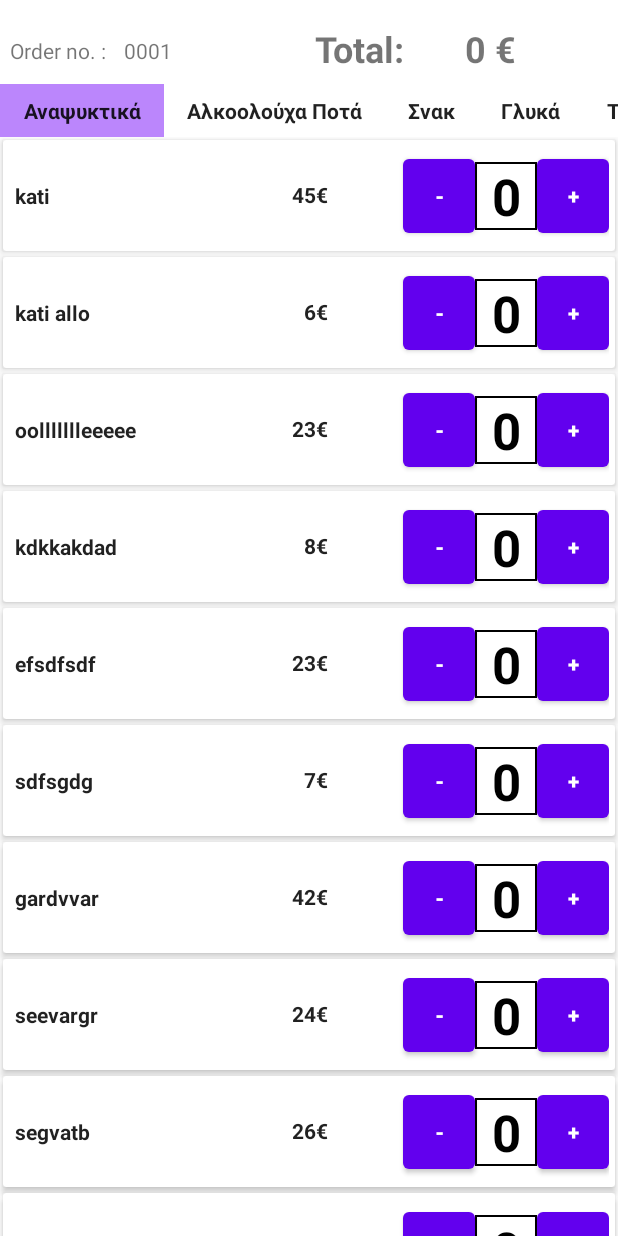
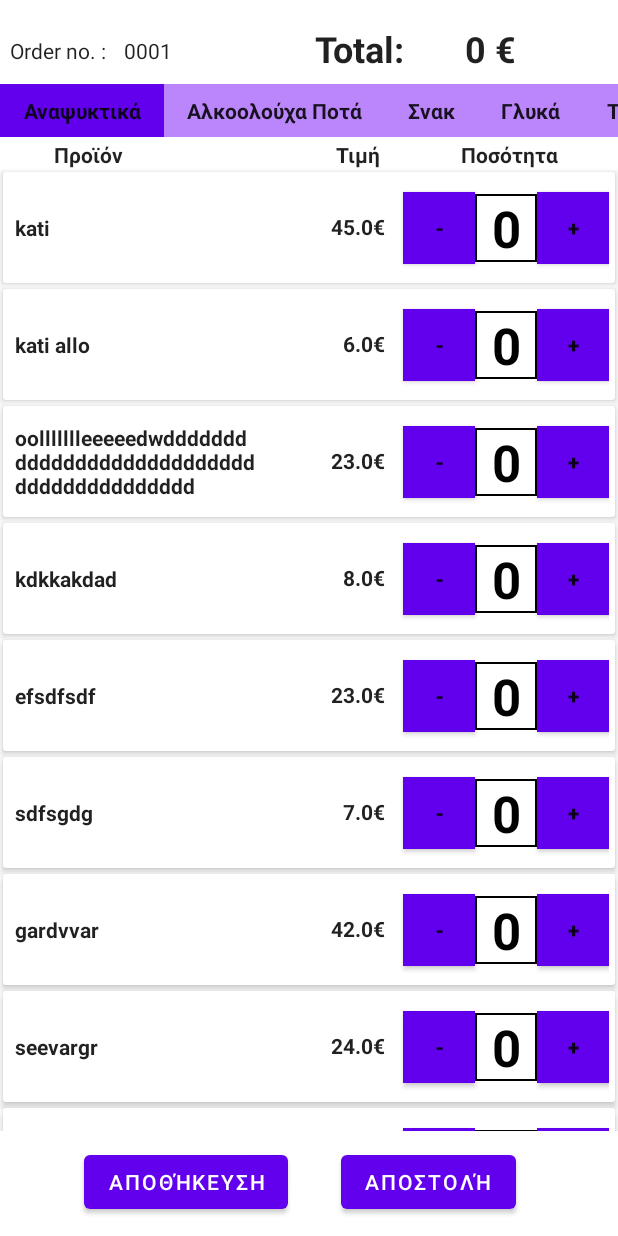
Before and after one commit to Mekanik4/ReStock, an Android app: the CreateOrder screen opened directly, with no data from a screen before it, on a phone screen of 412 x 824 dp. Run offline under Robolectric (Android 15) with nearby library versions, the light colour scheme and no system bars.

Commit message:
order layout finished

```diff
--- a/app/src/main/java/com/example/restock/CreateOrder.java
+++ b/app/src/main/java/com/example/restock/CreateOrder.java
@@ -4,14 +4,18 @@ import androidx.appcompat.app.AppCompatActivity;
 import androidx.recyclerview.widget.LinearLayoutManager;
 import androidx.recyclerview.widget.RecyclerView;
 
+import android.app.AlertDialog;
+import android.content.DialogInterface;
 import android.content.Intent;
 import android.os.Bundle;
+import android.util.Log;
 import android.view.View;
 import android.widget.Button;
 import android.widget.TextView;
 
 import com.example.restock.RecycleView.CategoriesRecyclerAdapter;
 import com.example.restock.RecycleView.ItemsRecyclerAdapter;
+import com.example.restock.objects.Item;
 
 public class CreateOrder extends AppCompatActivity {
 
@@ -20,10 +24,20 @@ public class CreateOrder extends AppCompatActivity {
     RecyclerView.Adapter<CategoriesRecyclerAdapter.ViewHolder> categoriesAdapter;
     RecyclerView itemsRecyclerView;
     LinearLayoutManager itemsLayoutManager;
-    RecyclerView.Adapter<ItemsRecyclerAdapter.ViewHolder> itemsAdapter1;
-    RecyclerView.Adapter<ItemsRecyclerAdapter.ViewHolder> itemsAdapter2;
+    RecyclerView.Adapter<ItemsRecyclerAdapter.ViewHolder> itemsAdapter;
+
+    Button save;
+    Button send;
     TextView total;
+    double totalPrice = 0;
+    int[] quantities1;
+    int[] quantities2;
     private int selectedCategory = 0;
+    String[] items1;
+    String[] prices1;
+    String[] items2;
+    String[] prices2;
+    Item[][] items;
 
     @Override
     protected void onCreate(Bundle savedInstanceState) {
@@ -48,27 +62,95 @@ public class CreateOrder extends AppCompatActivity {
         //Set the layout of the items in the RecyclerView
         itemsLayoutManager = new LinearLayoutManager(this);
         itemsRecyclerView.setLayoutManager(itemsLayoutManager);
+        items1 = new String[]{"kati", "kati allo", "oollllllleeeeedwdddddddddddddddddddddddddddddddddddddddddd", "kdkkakdad", "efsdfsdf", "sdfsgdg", "gardvvar", "seevargr", "segvatb", "nikos"};
+        prices1 = new String[]{"45", "6", "23", "8", "23", "7", "42", "24", "26", "21"};
+        items2 = new String[]{"nikos", "giorgos", "mpougias"};
+        prices2 = new String[]{"24.5", "26.7", "21"};
 
-        String[] items1 = {"kati", "kati allo", "oollllllleeeee", "kdkkakdad", "efsdfsdf", "sdfsgdg", "gardvvar", "seevargr", "segvatb", "nikos"};
-        String[] prices1 = {"45", "6", "23", "8", "23", "7", "42", "24", "26", "21"};
+        quantities1 = new int[items1.length];
 
-        String[] items2 = {"nikos", "giorgos", "mpougias"};
-        String[] prices2 = {"24", "26", "21"};
+        quantities2 = new int[items2.length];
 
-        itemsAdapter1 = new ItemsRecyclerAdapter(items1, prices1, this);
-        itemsAdapter2 = new ItemsRecyclerAdapter(items2, prices2, this);
-        itemsRecyclerView.setAdapter(itemsAdapter1);
+        items = new Item[2][];
+        items[0] = new Item[items1.length];
+        items[1] = new Item[items2.length];
+        for(int i=0; i<items1.length; i++){
+            items[0][i] = new Item();
+            items[0][i].setName(items1[i]);
+            items[0][i].setPrice(Double.parseDouble(prices1[i]));
+            items[0][i].setQuantity(quantities1[i]);
+        }
+        for(int i=0; i<items2.length; i++){
+            items[1][i] = new Item();
+            items[1][i].setName(items2[i]);
+            items[1][i].setPrice(Double.parseDouble(prices2[i]));
+            items[1][i].setQuantity(quantities2[i]);
+        }
+
+        Log.d("array",String.valueOf(items[1].length));
         setSelectedCategory(0);
+
         total = findViewById(R.id.totalPrice);
+        save = findViewById(R.id.save_order);
+        send = findViewById(R.id.send_order);
+
+        save.setOnClickListener(new View.OnClickListener() {
+            @Override
+            public void onClick(View view) {
+
+            }
+        });
+
+        send.setOnClickListener(new View.OnClickListener() {
+            @Override
+            public void onClick(View view) {
+
+            }
+        });
 
     }
 
-    public void setTotal(int total){
-        this.total.setText(String.valueOf(total));
+    public void setTotal(double total){
+        this.totalPrice = total;
+        this.total.setText(String.valueOf(totalPrice).concat("\u20ac"));
     }
 
     public void setSelectedCategory(int c){
-
+        itemsAdapter = new ItemsRecyclerAdapter(items, c, totalPrice, this);
+        itemsRecyclerView.setAdapter(itemsAdapter);
     }
 
+    public void setQuantity(int q, int category, int position){
+        items[category][position].setQuantity(q);
+    }
+
+    @Override
+    public void onBackPressed() {
+        AlertDialog.Builder builder = new AlertDialog.Builder(CreateOrder.this);
+
+        // Set the message show for the Alert time
+        builder.setMessage("If you exit, all progress will be lost\nDo you want to exit ?");
+
+        // Set Alert Title
+        builder.setTitle("Warning!");
+        builder.setCancelable(false);
+        builder.setPositiveButton("Yes", new DialogInterface.OnClickListener() {
+                            @Override
+                            public void onClick(DialogInterface dialog, int which){
+                                CreateOrder.super.onBackPressed();
+                            }
+                        });
+        builder.setNegativeButton("No", new DialogInterface.OnClickListener() {
+                            @Override
+                            public void onClick(DialogInterface dialog, int which){
+                                // If user click no
+                                // then dialog box is canceled.
+                                dialog.cancel();
+                            }
+                        });
+        // Create the Alert dialog
+        AlertDialog alertDialog = builder.create();
+        // Show the Alert Dialog box
+        alertDialog.show();
+    }
 }
--- a/app/src/main/java/com/example/restock/RecycleView/ItemsRecyclerAdapter.java
+++ b/app/src/main/java/com/example/restock/RecycleView/ItemsRecyclerAdapter.java
@@ -2,6 +2,7 @@ package com.example.restock.RecycleView;
 
 import android.annotation.SuppressLint;
 import android.content.Context;
+import android.util.Log;
 import android.view.LayoutInflater;
 import android.view.View;
 import android.view.ViewGroup;
@@ -14,19 +15,23 @@ import androidx.recyclerview.widget.RecyclerView;
 import com.example.restock.CreateOrder;
 import com.example.restock.R;
 import com.google.android.material.snackbar.Snackbar;
+import com.example.restock.objects.Item;
 
 public class ItemsRecyclerAdapter extends RecyclerView.Adapter<ItemsRecyclerAdapter.ViewHolder> {
-    //Variables storing data to display for this example
-    private String[] items;
-    private String[] prices;
-    public int total = 0;
+
+    Item[][] items;
+    public double total;
+    public int category;
     private final Context mContext;
+    int listLenght;
 
     // Constructor
-    public ItemsRecyclerAdapter(String[] nameList, String[] priceList, Context context){
-        this.items = nameList;
-        this.prices = priceList;
+    public ItemsRecyclerAdapter(Item[][] items, int category, double total, Context context){
+        this.items = items;
+        this.total = total;
+        this.category = category;
         this.mContext = context;
+        this.listLenght = items[category].length;
     }
 
     //Class that holds the items to be displayed (Views in card_layout)
@@ -46,7 +51,7 @@ public class ItemsRecyclerAdapter extends RecyclerView.Adapter<ItemsRecyclerAdap
             remove = itemView.findViewById(R.id.remove);
             add = itemView.findViewById(R.id.add);
             quantity = itemView.findViewById(R.id.quantity);
-
+            Log.d("total", String.valueOf(total));
             add.setOnClickListener(new View.OnClickListener() {
 
                 @Override
@@ -55,9 +60,12 @@ public class ItemsRecyclerAdapter extends RecyclerView.Adapter<ItemsRecyclerAdap
                     quant += 1;
                     quantity.setText(String.valueOf(quant));
                     int position = getAdapterPosition();
-                    total += Integer.parseInt(prices[position]);
+                    items[category][position].setQuantity(quant);
+                    total += items[category][position].getPrice();
+
                     if (mContext instanceof CreateOrder) {
                         ((CreateOrder)mContext).setTotal(total);
+                        ((CreateOrder)mContext).setQuantity(items[category][position].getQuantity(),category,position);
                     }
 
                 }
@@ -71,21 +79,20 @@ public class ItemsRecyclerAdapter extends RecyclerView.Adapter<ItemsRecyclerAdap
                         quant -= 1;
                         quantity.setText(String.valueOf(quant));
                         int position = getAdapterPosition();
-                        total -= Integer.parseInt(prices[position]);
+                        items[category][position].setQuantity(quant);
+                        total -= items[category][position].getPrice();
                         if (mContext instanceof CreateOrder) {
                             ((CreateOrder)mContext).setTotal(total);
+                            ((CreateOrder)mContext).setQuantity(items[category][position].getQuantity(),category,position);
                         }
                     }
                 }
             });
-            itemView.setOnClickListener(new View.OnClickListener() {
-                @Override public void onClick(View v) {
-                    int position = getAdapterPosition();
-
-                    Snackbar.make(v, "Click detected on item " + position,
-                            Snackbar.LENGTH_LONG).show();
-                }
-            });
+//            itemView.setOnClickListener(new View.OnClickListener() {
+//                @Override public void onClick(View v) {
+//                    int position = getAdapterPosition();
+//                }
+//            });
         }
     }
 
@@ -101,16 +108,17 @@ public class ItemsRecyclerAdapter extends RecyclerView.Adapter<ItemsRecyclerAdap
     @SuppressLint("SetTextI18n")
     @Override
     public void onBindViewHolder(ItemsRecyclerAdapter.ViewHolder holder, int position) {
-        holder.itemName.setText(items[position]);
-        holder.price.setText(prices[position].concat("\u20ac"));
+        holder.quantity.setText(String.valueOf(items[category][position].getQuantity()));
+        holder.itemName.setText(items[category][position].getName());
+        holder.price.setText((items[category][position].getPrice().toString()).concat("\u20ac"));
     }
 
     @Override
     public int getItemCount() {
-        return items.length;
+        return listLenght;
     }
 
-    public int getTotal(){
+    public double getTotal(){
         return total;
     }
 }
--- /dev/null
+++ b/app/src/main/java/com/example/restock/objects/Item.java
@@ -0,0 +1,43 @@
+package com.example.restock.objects;
+
+public class Item {
+    private String name;
+    private double price;
+    private int quantity;
+
+    public Item() {
+        this.name = "";
+        this.price = 0;
+        this.quantity = 0;
+    }
+
+    public void Item(String name, Double price, int quantity){
+        this.name = name;
+        this.price = price;
+        this.quantity = quantity;
+    }
+
+    public void setName(String name){
+        this.name = name;
+    }
+
+    public void setPrice(Double price) {
+        this.price = price;
+    }
+
+    public void setQuantity(int quantity) {
+        this.quantity = quantity;
+    }
+
+    public Double getPrice() {
+        return price;
+    }
+
+    public int getQuantity() {
+        return quantity;
+    }
+
+    public String getName() {
+        return name;
+    }
+}
--- /dev/null
+++ b/app/src/main/java/com/example/restock/objects/Order.java
@@ -0,0 +1,31 @@
+package com.example.restock.objects;
+
+public class Order {
+    private int orderNumber;
+    private double totalPrice;
+    private String documentPath;
+
+    public int getOrderNumber() {
+        return orderNumber;
+    }
+
+    public void setOrderNumber(int orderNumber) {
+        this.orderNumber = orderNumber;
+    }
+
+    public double getTotalPrice() {
+        return totalPrice;
+    }
+
+    public void setTotalPrice(double totalPrice) {
+        this.totalPrice = totalPrice;
+    }
+
+    public String getDocumentPath() {
+        return documentPath;
+    }
+
+    public void setDocumentPath(String documentPath) {
+        this.documentPath = documentPath;
+    }
+}
--- a/app/src/main/res/drawable/selector.xml
+++ b/app/src/main/res/drawable/selector.xml
@@ -1,6 +1,6 @@
 <?xml version="1.0" encoding="utf-8"?>
 <selector xmlns:android="http://schemas.android.com/apk/res/android">
-    <item android:drawable="@color/purple_200" android:state_selected="true"/>
+    <item android:drawable="@color/purple_500" android:state_selected="true"/>
     <item android:drawable="@color/teal_700" android:state_focused="true"/>
     <item android:state_pressed="false">
         <shape>
--- a/app/src/main/res/layout/activity_create_order.xml
+++ b/app/src/main/res/layout/activity_create_order.xml
@@ -7,11 +7,12 @@
     tools:context=".CreateOrder">
 
     <TextView
-        android:id="@+id/textView"
+        android:id="@+id/order_no_text"
         android:layout_width="wrap_content"
         android:layout_height="wrap_content"
         android:layout_marginTop="24dp"
         android:text="@string/order_no"
+        android:textColor="?android:textColorPrimary"
         app:layout_constraintEnd_toEndOf="parent"
         app:layout_constraintHorizontal_bias="0.02"
         app:layout_constraintStart_toStartOf="parent"
@@ -24,6 +25,7 @@
         android:layout_centerHorizontal="true"
         android:layout_centerVertical="true"
         android:layout_marginTop="56dp"
+        android:background="@color/purple_200"
         app:layout_constraintEnd_toEndOf="parent"
         app:layout_constraintHorizontal_bias="0.0"
         app:layout_constraintStart_toStartOf="parent"
@@ -32,12 +34,13 @@
     <androidx.recyclerview.widget.RecyclerView
         android:id="@+id/itemsRecyclerView"
         android:layout_width="match_parent"
-        android:layout_height="wrap_content"
+        android:layout_height="0dp"
+        android:layout_marginBottom="10dp"
+        app:layout_constraintBottom_toTopOf="@+id/send_order"
         app:layout_constraintEnd_toEndOf="parent"
         app:layout_constraintHorizontal_bias="0.0"
         app:layout_constraintStart_toStartOf="parent"
-        app:layout_constraintTop_toBottomOf="@+id/categoriesRecyclerView"
-        app:layout_constraintVertical_bias="0.0" />
+        app:layout_constraintTop_toBottomOf="@+id/price_text" />
 
     <TextView
         android:id="@+id/total"
@@ -49,9 +52,10 @@
         android:textAllCaps="false"
         android:textSize="24sp"
         android:textStyle="bold"
+        android:textColor="?android:textColorPrimary"
         app:layout_constraintEnd_toEndOf="parent"
         app:layout_constraintHorizontal_bias="1.0"
-        app:layout_constraintStart_toEndOf="@+id/order_numer"
+        app:layout_constraintStart_toEndOf="@+id/order_number"
         app:layout_constraintTop_toTopOf="parent" />
 
     <TextView
@@ -64,17 +68,79 @@
         android:textAlignment="center"
         android:textSize="24sp"
         android:textStyle="bold"
+        android:textColor="?android:textColorPrimary"
         app:layout_constraintEnd_toEndOf="parent"
         app:layout_constraintTop_toTopOf="parent" />
 
     <TextView
-        android:id="@+id/order_numer"
+        android:id="@+id/order_number"
         android:layout_width="wrap_content"
         android:layout_height="wrap_content"
         android:layout_marginStart="12dp"
         android:layout_marginTop="24dp"
         android:text="@string/_0001"
-        app:layout_constraintStart_toEndOf="@+id/textView"
+        android:textColor="?android:textColorPrimary"
+        app:layout_constraintStart_toEndOf="@+id/order_no_text"
         app:layout_constraintTop_toTopOf="parent" />
 
+    <TextView
+        android:id="@+id/productName"
+        android:layout_width="wrap_content"
+        android:layout_height="wrap_content"
+        android:layout_marginStart="36dp"
+        android:layout_marginTop="2dp"
+        android:text="@string/product_greek"
+        android:textAlignment="center"
+        android:textStyle="bold"
+        android:textColor="?android:textColorPrimary"
+        app:layout_constraintStart_toStartOf="parent"
+        app:layout_constraintTop_toBottomOf="@+id/categoriesRecyclerView" />
+
+    <TextView
+        android:id="@+id/price_text"
+        android:layout_width="wrap_content"
+        android:layout_height="wrap_content"
+        android:layout_marginTop="2dp"
+        android:layout_marginEnd="54dp"
+        android:text="@string/price_greek"
+        android:textColor="?android:textColorPrimary"
+        android:textStyle="bold"
+        app:layout_constraintEnd_toStartOf="@+id/quantity_text"
+        app:layout_constraintTop_toBottomOf="@+id/categoriesRecyclerView" />
+
+    <TextView
+        android:id="@+id/quantity_text"
+        android:layout_width="wrap_content"
+        android:layout_height="wrap_content"
+        android:layout_marginTop="2dp"
+        android:layout_marginEnd="40dp"
+        android:text="@string/quantity_greek"
+        android:textAlignment="center"
+        android:textAllCaps="false"
+        android:textColor="?android:textColorPrimary"
+        android:textStyle="bold"
+        app:layout_constraintEnd_toEndOf="parent"
+        app:layout_constraintTop_toBottomOf="@+id/categoriesRecyclerView" />
+
+    <Button
+        android:id="@+id/save_order"
+        android:layout_width="wrap_content"
+        android:layout_height="wrap_content"
+        android:layout_marginStart="56dp"
+        android:layout_marginBottom="12dp"
+        android:text="@string/save_greek"
+        app:layout_constraintBottom_toBottomOf="parent"
+        app:layout_constraintStart_toStartOf="parent" />
+
+    <Button
+        android:id="@+id/send_order"
+        android:layout_width="wrap_content"
+        android:layout_height="wrap_content"
+        android:layout_marginBottom="12dp"
+        android:text="@string/send_greek"
+        app:layout_constraintBottom_toBottomOf="parent"
+        app:layout_constraintEnd_toEndOf="parent"
+        app:layout_constraintHorizontal_bias="0.343"
+        app:layout_constraintStart_toEndOf="@+id/save_order" />
+
 </androidx.constraintlayout.widget.ConstraintLayout>
--- a/app/src/main/res/layout/items_layout.xml
+++ b/app/src/main/res/layout/items_layout.xml
@@ -17,7 +17,7 @@
 
         <TextView
             android:id="@+id/item_name"
-            android:layout_width="wrap_content"
+            android:layout_width="160dp"
             android:layout_height="wrap_content"
             android:layout_marginStart="4dp"
             android:text="@string/item_name"
@@ -32,7 +32,7 @@
             android:id="@+id/price"
             android:layout_width="wrap_content"
             android:layout_height="wrap_content"
-            android:layout_marginEnd="50dp"
+            android:layout_marginEnd="12dp"
             android:text="@string/item_s_price"
             android:textColor="?android:textColorPrimary"
             android:textStyle="bold"
@@ -44,26 +44,28 @@
         <Button
             android:id="@+id/remove"
             android:layout_width="48dp"
-            android:layout_height="61dp"
+            android:layout_height="48dp"
+            android:background="@color/purple_200"
             android:text="@string/remove"
             android:textAlignment="center"
+            android:textColor="?android:textColorPrimary"
             android:textStyle="bold"
             card_view:layout_constraintBottom_toBottomOf="parent"
             card_view:layout_constraintEnd_toStartOf="@+id/quantity"
-            card_view:layout_constraintTop_toTopOf="parent"
-            card_view:layout_constraintVertical_bias="0.6" />
+            card_view:layout_constraintTop_toTopOf="parent" />
 
         <Button
             android:id="@+id/add"
             android:layout_width="48dp"
-            android:layout_height="61dp"
+            android:layout_height="48dp"
+            android:background="@color/purple_200"
             android:text="@string/add"
             android:textAlignment="center"
+            android:textColor="?android:textColorPrimary"
             android:textStyle="bold"
             card_view:layout_constraintBottom_toBottomOf="parent"
             card_view:layout_constraintEnd_toEndOf="parent"
-            card_view:layout_constraintTop_toTopOf="parent"
-            card_view:layout_constraintVertical_bias="0.6" />
+            card_view:layout_constraintTop_toTopOf="parent" />
 
         <TextView
             android:id="@+id/quantity"
--- a/app/src/main/res/values/strings.xml
+++ b/app/src/main/res/values/strings.xml
@@ -12,4 +12,9 @@
     <string name="total">Total:</string>
     <string name="_0001">0001</string>
     <string name="new_order">New Order</string>
+    <string name="product_greek">Προϊόν</string>
+    <string name="price_greek">Τιμή</string>
+    <string name="quantity_greek">Ποσότητα</string>
+    <string name="save_greek">Αποθήκευση</string>
+    <string name="send_greek">Αποστολή</string>
 </resources>
```
